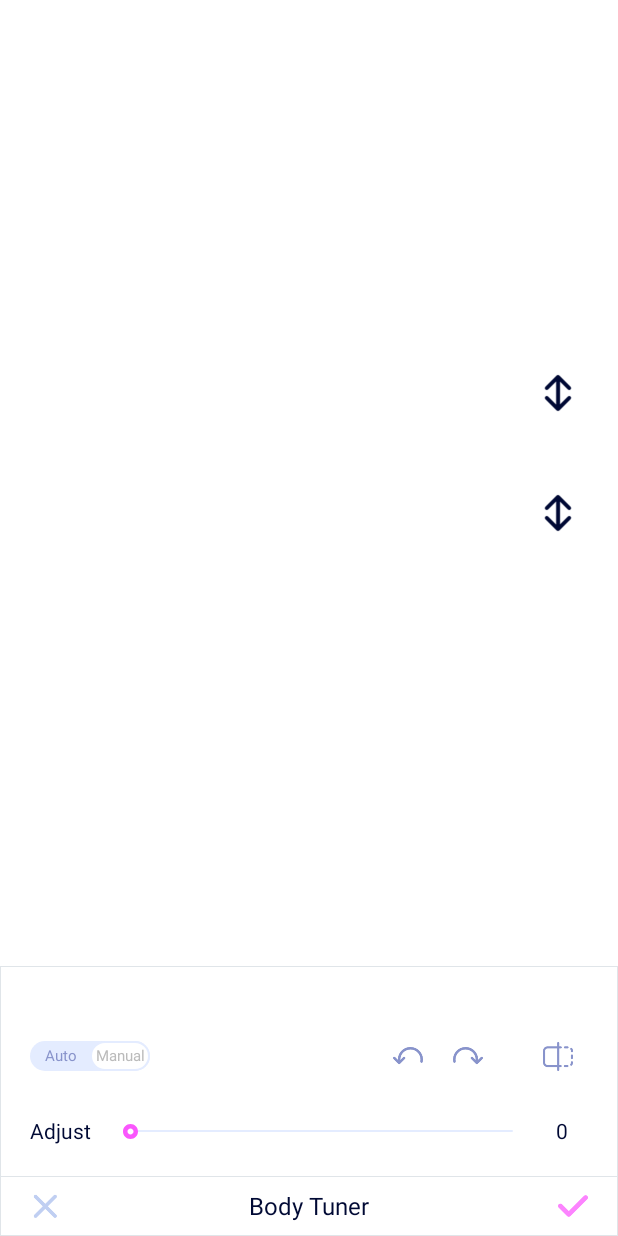
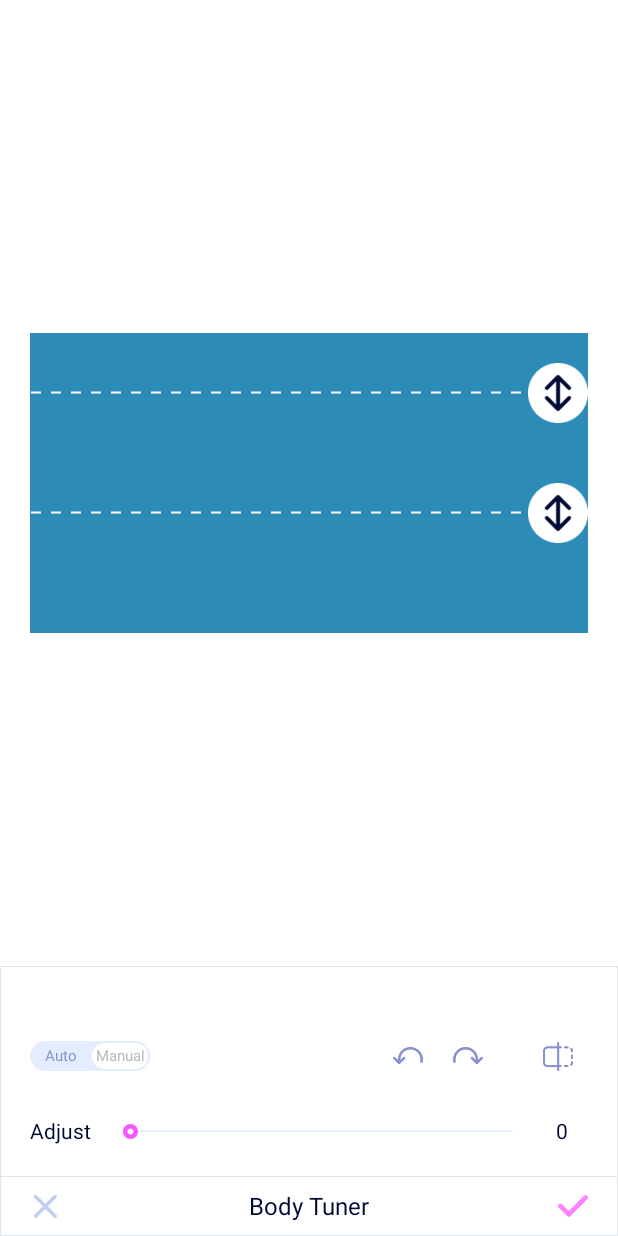
Before and after one commit to huyhumg-vn98/BodyTunerDemo, an Android app: the layout layout_body_tuner_magic.xml on its own in the app's theme, with its tools: preview values and no code run, on a phone screen of 412 x 824 dp. Run offline under Robolectric (Android 15) with nearby library versions, the phone set to English and light mode, and no system bars.

Commit message:
huy di bg

```diff
--- a/BodyTunerMagic/src/main/res/layout/layout_body_tuner_magic.xml
+++ b/BodyTunerMagic/src/main/res/layout/layout_body_tuner_magic.xml
@@ -28,6 +28,13 @@
                 android:layout_height="wrap_content"
                 android:scaleType="fitXY" />
 
+
+            <View
+                android:id="@+id/viewBackgroundCutImage"
+                android:background="#2D8CB7"
+                android:layout_width="match_parent"
+                android:layout_height="200dp"/>
+
             <FrameLayout
                 android:id="@+id/backGroundCutImage"
                 android:layout_width="match_parent"
@@ -50,7 +57,6 @@
                 android:layout_height="40dp"
                 android:translationY="20dp" />
 
-
             <RelativeLayout
                 android:id="@+id/rllTop"
                 android:layout_width="match_parent"
@@ -61,16 +67,15 @@
                     android:id="@+id/lineTop"
                     android:layout_width="match_parent"
                     android:layout_height="2dp"
+                    android:layout_centerVertical="true"
                     android:layerType="software"
-                    android:src="@drawable/custom_line_body_tuner"
-                    android:translationY="20dp" />
+                    android:src="@drawable/custom_line_body_tuner" />
 
                 <ImageView
                     android:id="@+id/iconTop"
                     android:layout_width="40dp"
                     android:layout_height="40dp"
                     android:layout_alignParentEnd="true"
-                    android:scaleType="fitXY"
                     android:splitMotionEvents="false"
                     android:src="@drawable/ic_move" />
 
@@ -90,19 +95,18 @@
                 android:translationY="100dp">
 
                 <ImageView
+                    android:layout_centerVertical="true"
                     android:id="@+id/lineBottom"
                     android:layout_width="match_parent"
                     android:layout_height="2dp"
                     android:background="@drawable/custom_line_body_tuner"
-                    android:layerType="software"
-                    android:translationY="20dp" />
+                    android:layerType="software" />
 
                 <ImageView
                     android:id="@+id/iconBottom"
                     android:layout_width="40dp"
                     android:layout_height="40dp"
                     android:layout_alignParentEnd="true"
-                    android:scaleType="fitXY"
                     android:src="@drawable/ic_move" />
             </RelativeLayout>
         </RelativeLayout>
--- a/app/src/main/java/com/example/bodytunerdemo/Main3Activity.kt
+++ b/app/src/main/java/com/example/bodytunerdemo/Main3Activity.kt
@@ -21,6 +21,8 @@ class Main3Activity : AppCompatActivity() {
         super.onCreate(savedInstanceState)
         setContentView(R.layout.activity_main3)
 
+
+
         pickImage.setOnClickListener {
             val intent = Intent()
             intent.type = "image/*"
--- a/app/src/main/java/com/example/bodytunerdemo/MainActivity.kt
+++ b/app/src/main/java/com/example/bodytunerdemo/MainActivity.kt
@@ -43,8 +43,7 @@ class MainActivity : AppCompatActivity(), View.OnTouchListener, View.OnClickList
         wBitmapOrigin = bitmapOrigin.width
         hBitmapOrigin = bitmapOrigin.height
 
-        rllCustomView.viewTreeObserver.addOnGlobalLayoutListener(object :
-            ViewTreeObserver.OnGlobalLayoutListener {
+        rllCustomView.viewTreeObserver.addOnGlobalLayoutListener(object : ViewTreeObserver.OnGlobalLayoutListener {
             override fun onGlobalLayout() {
                 maxHeightZoom = rllCustomView.height.toFloat()
                 newWidthBitmapOrigin = rllCustomView.width.toFloat()
@@ -105,8 +104,7 @@ class MainActivity : AppCompatActivity(), View.OnTouchListener, View.OnClickList
                     )
                     hideView()
                     backGroundCutImage.layoutParams.height = bitmap2ViewNew.height
-                    rllBottom.translationY =
-                        (bitmap1View.height + bitmap2ViewNew.height).toFloat() - covertDptoPx(20f)
+                    rllBottom.translationY = (bitmap1View.height + bitmap2ViewNew.height).toFloat() - covertDptoPx(20f)
                     viewBottom.translationY = rllBottom.translationY
                     imageCustomView.setImageBitmap(bitmapBodyNew)
                 }
--- a/app/src/main/res/layout/activity_main3.xml
+++ b/app/src/main/res/layout/activity_main3.xml
@@ -16,9 +16,9 @@
         android:text="Pick Image" />
 
     <g3.module.bodytunermagic.BodyTunerView
+        android:visibility="gone"
         android:id="@+id/CustomBodyTunerMagic"
         android:layout_width="match_parent"
-        android:layout_height="match_parent"
-        android:visibility="gone" />
+        android:layout_height="match_parent" />
 
 </RelativeLayout>
```
Also changed, not shown: BodyTunerMagic/src/main/java/g3/module/bodytunermagic/BodyTunerView.kt (+69 -42 lines), app/src/main/java/com/example/bodytunerdemo/MainActivity2.kt (deleted, +0 -36 lines), app/src/main/res/layout/activity_main2.xml (deleted, +0 -17 lines).
